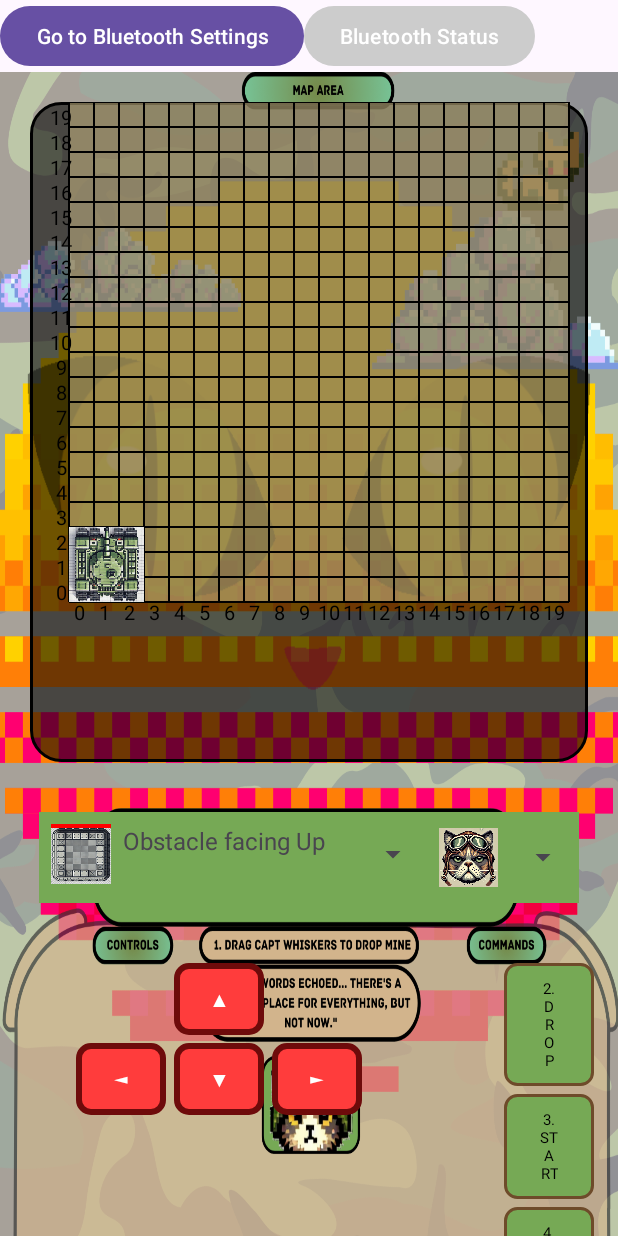
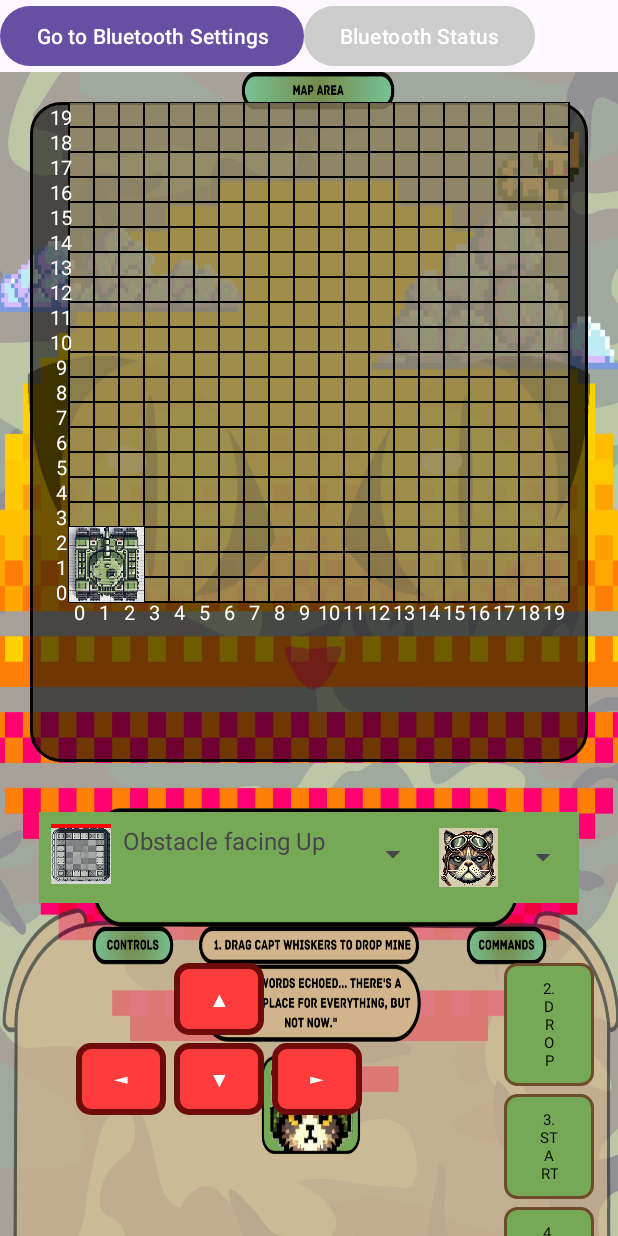
Before and after one commit to WhiteHatHud/SC2079-MDP-G2, an Android app built with Jetpack Compose: the fragment MazeFragment placed in its activity, on a phone screen of 412 x 824 dp. Run offline under Robolectric (Android 15) with nearby library versions, the light colour scheme and no system bars; our stand-ins replace navigation-ui.

Commit message:
Changes to label paint

```diff
--- a/app/src/main/java/com/application/controller/maze/MazeView.kt
+++ b/app/src/main/java/com/application/controller/maze/MazeView.kt
@@ -71,11 +71,17 @@ class MazeView(context: Context?, attrs: AttributeSet?) : View(context, attrs) {
     // Paint for grid lines
     private val gridLinePaint = Paint()
     private val emptyGridPaint = Paint()
-    private val labelPaint = Paint()
+    private val gridLabelPaint = Paint().apply {
+        color = Color.WHITE  // Set grid labels color
+        textSize = 20f       // Set grid labels text size
+        isAntiAlias = true   // Make text smooth
+        textAlign = Paint.Align.CENTER  // Center align text
+    }
     private val zonePaint = Paint()
     //for the path
     private val pathMap: MutableList<Pair<Int, Int>> = mutableListOf()
-
+    //label paint for the labelling of obstacles
+    private val labelPaint = Paint()
 
     // Tank images
     private val robotBitmaps: Map<Int, Bitmap> = mapOf(
@@ -215,7 +221,7 @@ class MazeView(context: Context?, attrs: AttributeSet?) : View(context, attrs) {
                 i.toString(),
                 (i * gridSize + leftMargin + labelOffset).toFloat(),
                 ((ROW_NUM + 0.5) * gridSize + xLabelMargin).toFloat(), // 🛠 Moves X labels slightly higher
-                labelPaint
+                gridLabelPaint
             )
         }
 
@@ -224,7 +230,7 @@ class MazeView(context: Context?, attrs: AttributeSet?) : View(context, attrs) {
                 j.toString(),
                 leftMargin * 0.8f, // 🛠 Moves Y labels slightly to the left
                 ((ROW_NUM - j - 0.5) * gridSize + yLabelOffset).toFloat(), // 🛠 Adjusts label position
-                labelPaint
+                gridLabelPaint
             )
         }
     }
@@ -264,7 +270,6 @@ class MazeView(context: Context?, attrs: AttributeSet?) : View(context, attrs) {
                 // Update text paint properties
                 val textSize = if (isTargeted) 30f else 20f
                 val textColor = if (isTargeted) Color.RED else Color.WHITE
-
                 // Apply to labelPaint
                 labelPaint.color = textColor
                 labelPaint.textSize = textSize
```
